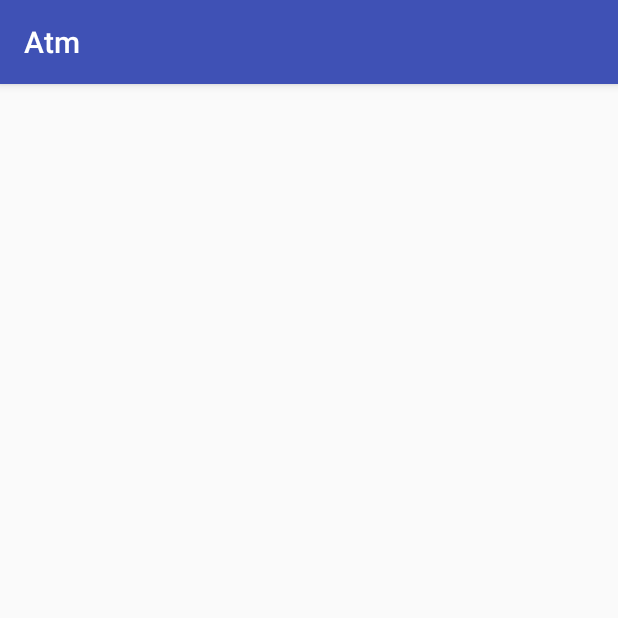
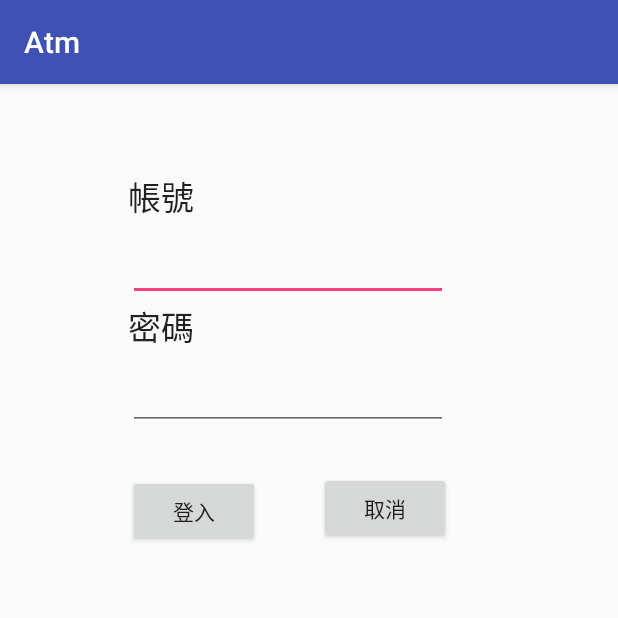
Before and after one commit to serena100615/Atm, an Android app: the screen it shows after launch (LoginActivity), on a phone screen of 412 x 824 dp, the top half of it. Run offline under Robolectric (Android 15) with nearby library versions, the phone set to English and light mode, and no system bars.

Commit message:
LoginSecond

```diff
--- a/app/src/main/java/com/serena/atm/LoginActivity.java
+++ b/app/src/main/java/com/serena/atm/LoginActivity.java
@@ -1,7 +1,11 @@
 package com.serena.atm;
 
+import android.support.v7.app.AlertDialog;
 import android.support.v7.app.AppCompatActivity;
 import android.os.Bundle;
+import android.view.View;
+import android.widget.EditText;
+import android.widget.Toast;
 
 public class LoginActivity extends AppCompatActivity {
 
@@ -9,5 +13,26 @@ public class LoginActivity extends AppCompatActivity {
     protected void onCreate(Bundle savedInstanceState) {
         super.onCreate(savedInstanceState);
         setContentView(R.layout.activity_login);
+
+    }
+    public void Login (View view){
+        EditText userid = (EditText) findViewById(R.id.userid);
+        EditText passwd = (EditText) findViewById(R.id .passwd);
+        String uid = userid.getText().toString();
+        String pawd = passwd.getText().toString();
+        if("jack".equals(uid) && "1234".equals(pawd)){
+            Toast.makeText(this,"登入成功",Toast.LENGTH_LONG).show();
+            finish();
+        }else{
+            new AlertDialog.Builder(this)
+                    .setTitle("Atm")
+                    .setMessage("登入失敗")
+                    .setPositiveButton("OK",null)
+                    .show();
+
+        }
+    }
+    public void cancel (View view){
+
     }
 }
--- a/app/src/main/res/layout/activity_login.xml
+++ b/app/src/main/res/layout/activity_login.xml
@@ -6,4 +6,70 @@
     android:layout_height="match_parent"
     tools:context="com.serena.atm.LoginActivity">
 
+    <TextView
+        android:id="@+id/textView"
+        android:layout_width="wrap_content"
+        android:layout_height="wrap_content"
+        android:layout_marginLeft="85dp"
+        android:layout_marginTop="58dp"
+        android:text="帳號"
+        android:textAppearance="@style/TextAppearance.AppCompat.Large"
+        app:layout_constraintLeft_toLeftOf="parent"
+        app:layout_constraintTop_toTopOf="parent" />
+
+    <EditText
+        android:id="@+id/userid"
+        android:layout_width="wrap_content"
+        android:layout_height="wrap_content"
+        android:layout_marginTop="8dp"
+        android:ems="10"
+        android:inputType="textPersonName"
+        app:layout_constraintTop_toBottomOf="@+id/textView"
+        android:layout_marginLeft="0dp"
+        app:layout_constraintLeft_toLeftOf="@+id/textView" />
+
+    <TextView
+        android:id="@+id/textView2"
+        android:layout_width="wrap_content"
+        android:layout_height="wrap_content"
+        android:layout_marginLeft="0dp"
+        android:layout_marginTop="0dp"
+        android:text="密碼"
+        android:textAppearance="@style/TextAppearance.AppCompat.Large"
+        app:layout_constraintLeft_toLeftOf="@+id/userid"
+        app:layout_constraintTop_toBottomOf="@+id/userid" />
+
+    <EditText
+        android:id="@+id/passwd"
+        android:layout_width="wrap_content"
+        android:layout_height="wrap_content"
+        android:ems="10"
+        android:inputType="textPassword"
+        android:layout_marginTop="7dp"
+        app:layout_constraintTop_toBottomOf="@+id/textView2"
+        android:layout_marginLeft="0dp"
+        app:layout_constraintLeft_toLeftOf="@+id/textView2" />
+
+    <Button
+        android:id="@+id/button"
+        android:layout_width="wrap_content"
+        android:layout_height="wrap_content"
+        android:layout_marginLeft="0dp"
+        android:layout_marginTop="30dp"
+        android:onClick="Login"
+        android:text="登入"
+        app:layout_constraintLeft_toLeftOf="@+id/passwd"
+        app:layout_constraintTop_toBottomOf="@+id/passwd" />
+
+    <Button
+        android:id="@+id/button2"
+        android:layout_width="wrap_content"
+        android:layout_height="wrap_content"
+        android:layout_marginLeft="39dp"
+        android:layout_marginTop="28dp"
+        android:onClick="cancel"
+        android:text="取消"
+        app:layout_constraintLeft_toRightOf="@+id/button"
+        app:layout_constraintTop_toBottomOf="@+id/passwd" />
+
 </android.support.constraint.ConstraintLayout>
```
